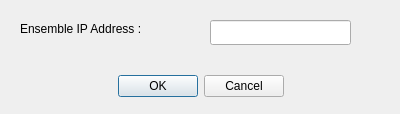
Old version of the form ui/cdialogconnect.ui in the repository rendezvue/ViNet.
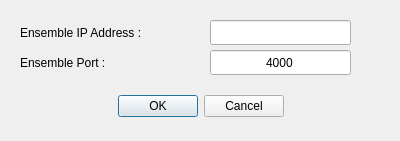
New version of the form.

Commit message: Port number was added to the connection information dialog.

Diff of the .ui file:
```diff
--- a/ui/cdialogconnect.ui
+++ b/ui/cdialogconnect.ui
@@ -7,7 +7,7 @@
     <x>0</x>
     <y>0</y>
     <width>400</width>
-    <height>114</height>
+    <height>141</height>
    </rect>
   </property>
   <property name="windowTitle">
@@ -20,7 +20,7 @@
    <property name="geometry">
     <rect>
      <x>10</x>
-     <y>70</y>
+     <y>90</y>
      <width>381</width>
      <height>32</height>
     </rect>
@@ -57,13 +57,45 @@
      <x>20</x>
      <y>20</y>
      <width>151</width>
-     <height>17</height>
+     <height>25</height>
     </rect>
    </property>
    <property name="text">
     <string>Ensemble IP Address :</string>
    </property>
   </widget>
+  <widget class="QLineEdit" name="lineEdit_port">
+   <property name="geometry">
+    <rect>
+     <x>210</x>
+     <y>50</y>
+     <width>141</width>
+     <height>25</height>
+    </rect>
+   </property>
+   <property name="text">
+    <string>4000</string>
+   </property>
+   <property name="maxLength">
+    <number>12</number>
+   </property>
+   <property name="alignment">
+    <set>Qt::AlignCenter</set>
+   </property>
+  </widget>
+  <widget class="QLabel" name="label_2">
+   <property name="geometry">
+    <rect>
+     <x>20</x>
+     <y>50</y>
+     <width>151</width>
+     <height>25</height>
+    </rect>
+   </property>
+   <property name="text">
+    <string>Ensemble Port :</string>
+   </property>
+  </widget>
  </widget>
  <resources/>
  <connections>
```
